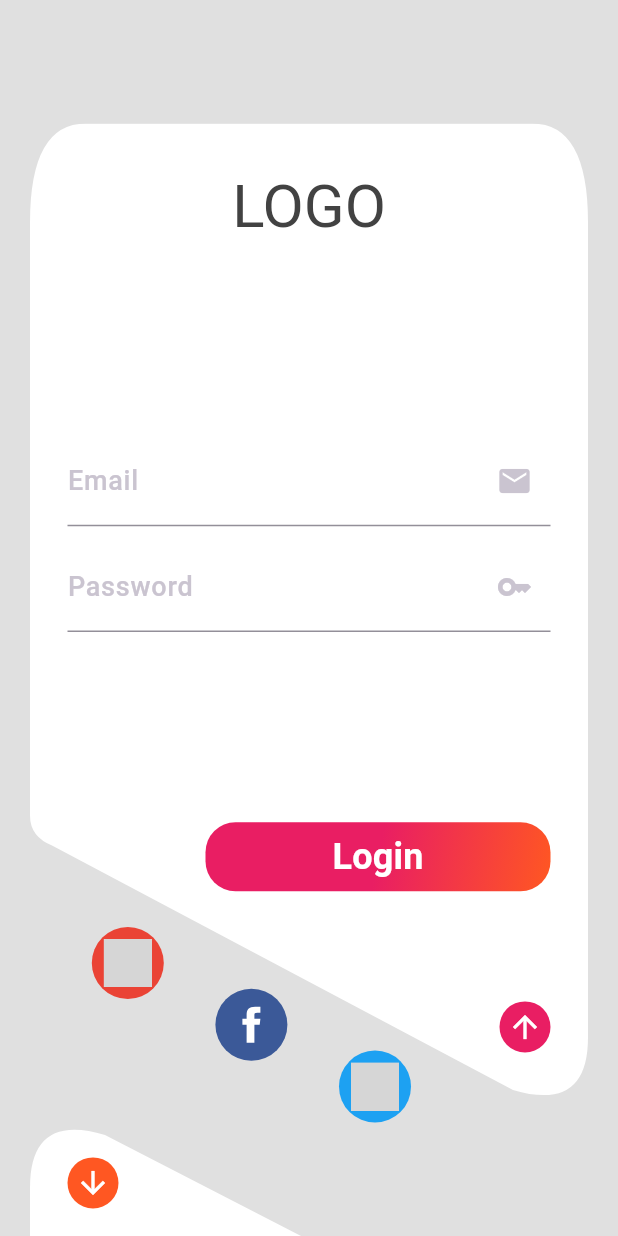
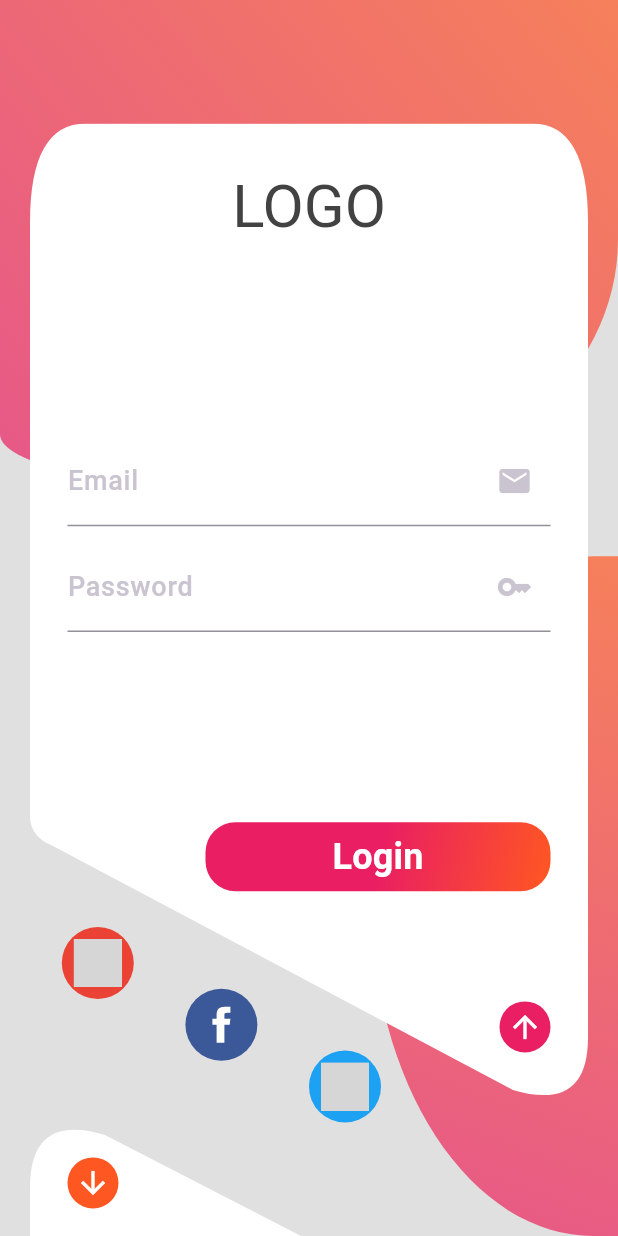
Before and after one commit to ParimSsme/login_signup_challenge, a Flutter app: the screen it shows after launch, on a phone screen of 412 x 824 dp. Run offline on Flutter 3.47's test engine with Material 3 defaults, Android fonts, the phone set to English and light mode, and no system bars; drawn by our look-alikes of flutter_animate; our stand-ins replace flutter_svg, get; Roboto replaces fonts that are missing (Mono); grey boxes are pictures that could not be loaded.

Commit message:
add background circles and animations

```diff
--- a/lib/screens/auth_screen.dart
+++ b/lib/screens/auth_screen.dart
@@ -4,6 +4,7 @@ import 'package:get/get.dart';
 import 'package:login_signup_challenge/controllers/auth_controller.dart';
 import 'package:login_signup_challenge/widgets/login_view.dart';
 import 'package:login_signup_challenge/widgets/sign_up_view.dart';
+import '../widgets/background_container.dart';
 import '../widgets/social_media_buttons.dart';
 
 class AuthScreen extends GetView<AuthController> {
@@ -16,10 +17,11 @@ class AuthScreen extends GetView<AuthController> {
     return Scaffold(
       resizeToAvoidBottomInset: true,
       body: SafeArea(
-        child: Padding(
-          padding: const EdgeInsets.symmetric(horizontal: 20.0),
         child: Stack(
           children: [
+
+            ...backgroundWidgets(size),
+
             NotificationListener<ScrollNotification>(
               onNotification: (notification) {
                 if (notification is ScrollUpdateNotification &&
@@ -28,6 +30,8 @@ class AuthScreen extends GetView<AuthController> {
                 }
                 return false;
               },
+              child: Padding(
+                padding: const EdgeInsets.symmetric(horizontal: 20.0),
                 child: PageView(
                   controller: controller.pageController,
                   scrollDirection: Axis.vertical,
@@ -40,10 +44,11 @@ class AuthScreen extends GetView<AuthController> {
                     SignUpView(),
                   ],
                 ),
-              ).animate().fade(),
+              ),
+              /// 500 milliseconds delay for background widgets animations
+            ).animate().fade(delay: Duration(milliseconds: 500), duration: Duration(seconds: 1)),
             ...generateSocialMediaButtons(size),
           ],
-          ),
         ),
       ),
     );
--- /dev/null
+++ b/lib/widgets/background_container.dart
@@ -0,0 +1,54 @@
+import 'package:flutter/cupertino.dart';
+import 'package:flutter/material.dart';
+import 'package:flutter_animate/flutter_animate.dart';
+import '../core/theme/app_colors.dart';
+
+List<Widget> backgroundWidgets(Size size) {
+  return [
+    Positioned(
+      top: 0,
+      right: 0,
+      left: 0,
+      child: Container(
+        height: size.height * 0.4,
+        width: double.infinity,
+        decoration: BoxDecoration(
+          borderRadius: BorderRadius.only(
+            bottomRight: Radius.elliptical(size.width / 2, 170),
+            bottomLeft: Radius.elliptical(size.width / 2, 40),
+          ),
+          gradient: LinearGradient(
+            begin: FractionalOffset.bottomLeft,
+            end: FractionalOffset.topRight,
+            colors: <Color>[
+              AppColors.pink.withValues(alpha: 0.7),
+              AppColors.orange.withValues(alpha: 0.7),
+            ],
+          ),
+        ),
+      ).animate().scale(duration: Duration(milliseconds: 500)),
+    ),
+    Positioned(
+      bottom: 0,
+      right: 0,
+      child: Container(
+        height: size.height * 0.55,
+        width: size.width*0.4,
+        decoration: BoxDecoration(
+          borderRadius: BorderRadius.only(
+            topLeft: Radius.elliptical((size.height * 0.55) / 2, (size.height * 0.55) / 2+120),
+            bottomLeft: Radius.elliptical((size.height * 0.55) / 2, (size.height * 0.55) / 2+120),
+          ),
+          gradient: LinearGradient(
+            begin: FractionalOffset.bottomLeft,
+            end: FractionalOffset.topRight,
+            colors: <Color>[
+              AppColors.pink.withValues(alpha: 0.7),
+              AppColors.orange.withValues(alpha: 0.7),
+            ],
+          ),
+        ),
+      ).animate().scale(duration: Duration(milliseconds: 500)),
+    ),
+  ];
+}
```
Lines whose indentation alone changed are shown as unchanged.
